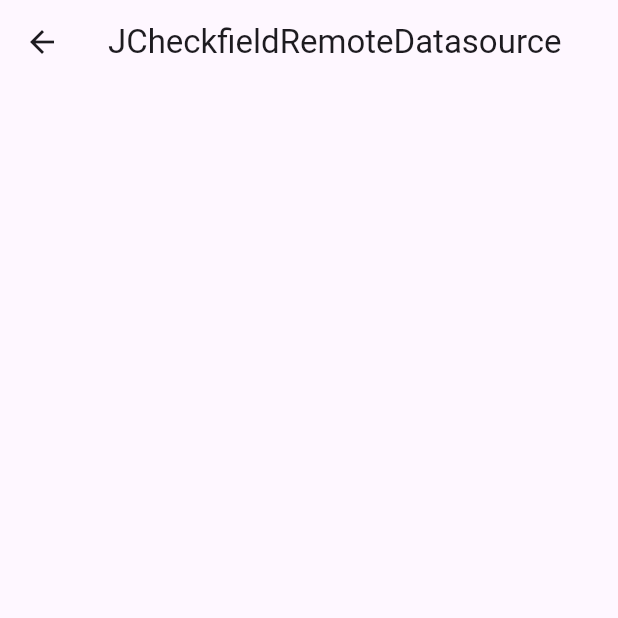
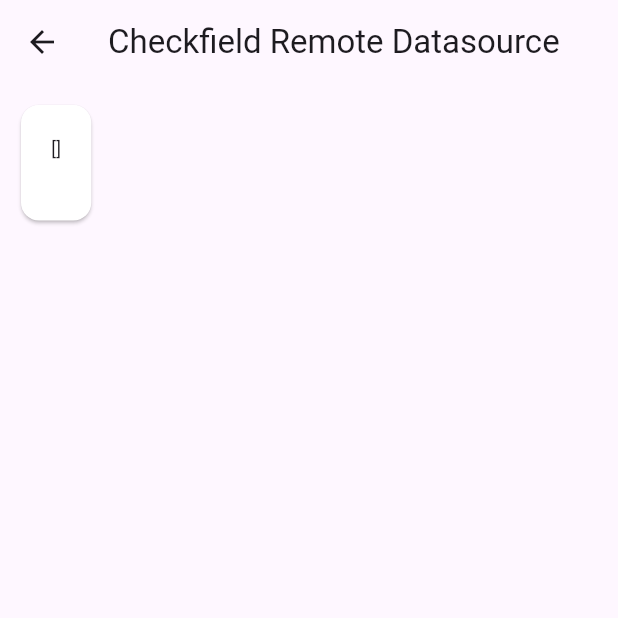
Before and after one commit to rizkijanuarr/Flutter101, a Flutter app: the JCheckfieldRemoteDatasourceView screen opened directly, on a phone screen of 412 x 824 dp, the top half of it. Run offline on Flutter 3.47's test engine with Material 3 defaults, Android fonts, the phone set to English and light mode, and no system bars; our stand-ins replace dio, flutter_animate; missing offline and left inert: window_manager; network calls fail.

Commit message:
J. Checkfield Remote Datasource (done)

```diff
--- a/lib/core.dart
+++ b/lib/core.dart
@@ -31,5 +31,6 @@ export 'package:flutter101/module/l_navigation/controller/l_navigation_controlle
 export 'package:flutter101/module/l_navigation/view/l_navigation_view.dart';
 export 'package:flutter101/shared/widget/form/textfield/text_field.dart';
 export 'package:flutter101/shared/widget/form/dropdown/dropdown.dart';
+export 'package:flutter101/shared/widget/form/check_field/check_field.dart';
 export 'package:flutter101/shared/util/validator/validator.dart';
 export 'package:flutter101/shared/util/dialog/show_info_dialog.dart';
--- a/lib/module/i_dropdown_remote_datasource/controller/i_dropdown_remote_datasource_controller.dart
+++ b/lib/module/i_dropdown_remote_datasource/controller/i_dropdown_remote_datasource_controller.dart
@@ -48,4 +48,5 @@ class IDropdownRemoteDatasourceController
     }
     setState(() {});
   }
+  //
 }
--- a/lib/module/j_checkfield_remote_datasource/controller/j_checkfield_remote_datasource_controller.dart
+++ b/lib/module/j_checkfield_remote_datasource/controller/j_checkfield_remote_datasource_controller.dart
@@ -1,3 +1,4 @@
+import 'package:dio/dio.dart';
 import 'package:flutter/material.dart';
 import 'package:flutter101/core.dart';
 import '../view/j_checkfield_remote_datasource_view.dart';
@@ -9,6 +10,7 @@ class JCheckfieldRemoteDatasourceController
 
   @override
   void initState() {
+    getUsers(); //
     super.initState();
     instance = this;
     WidgetsBinding.instance.addPostFrameCallback((_) => onReady());
@@ -23,4 +25,28 @@ class JCheckfieldRemoteDatasourceController
 
   @override
   Widget build(BuildContext context) => widget.build(context, this);
+
+  //
+  List<Map<String, dynamic>> users = [];
+  getUsers() async {
+    var response = await Dio().get(
+      "https://reqres.in/api/users",
+      options: Options(
+        headers: {
+          "Content-Type": "application/json",
+        },
+      ),
+    );
+    Map obj = response.data;
+    // users = obj["data"];
+    List items = obj["data"];
+    for (var item in items) {
+      users.add({
+        "label": item["first_name"],
+        "value": item["id"],
+      });
+    }
+    setState(() {});
+  }
+  //
 }
--- a/lib/module/j_checkfield_remote_datasource/view/j_checkfield_remote_datasource_view.dart
+++ b/lib/module/j_checkfield_remote_datasource/view/j_checkfield_remote_datasource_view.dart
@@ -3,20 +3,52 @@ import 'package:flutter101/core.dart';
 import '../controller/j_checkfield_remote_datasource_controller.dart';
 
 class JCheckfieldRemoteDatasourceView extends StatefulWidget {
-  const JCheckfieldRemoteDatasourceView({Key? key}) : super(key: key);
+  const JCheckfieldRemoteDatasourceView({super.key});
 
   Widget build(context, JCheckfieldRemoteDatasourceController controller) {
     controller.view = this;
     return Scaffold(
       appBar: AppBar(
-        title: const Text("JCheckfieldRemoteDatasource"),
+        title: const Text("Checkfield Remote Datasource"),
         actions: const [],
       ),
       body: SingleChildScrollView(
         child: Container(
           padding: const EdgeInsets.all(10.0),
           child: Column(
-            children: const [],
+            children: [
+              Card(
+                color: Colors.white,
+                child: Padding(
+                  padding: const EdgeInsets.all(20.0),
+                  child: Column(
+                    children: [
+                      Text(
+                        '${controller.users}',
+                        style: const TextStyle(
+                          fontSize: 12.0,
+                        ),
+                      ),
+                      const SizedBox(
+                        height: 20.0,
+                      ),
+                      if (controller.users.isNotEmpty)
+                        Card(
+                          child: Padding(
+                            padding: const EdgeInsets.all(8.0),
+                            child: QCheckField(
+                              label: "Users",
+                              validator: Validator.required,
+                              items: controller.users,
+                              onChanged: (value, label) {},
+                            ),
+                          ),
+                        ),
+                    ],
+                  ),
+                ),
+              )
+            ],
           ),
         ),
       ),
```
Also changed, not shown: lib/shared/widget/form/check_field/check_field.dart (added, +128 -0 lines).
